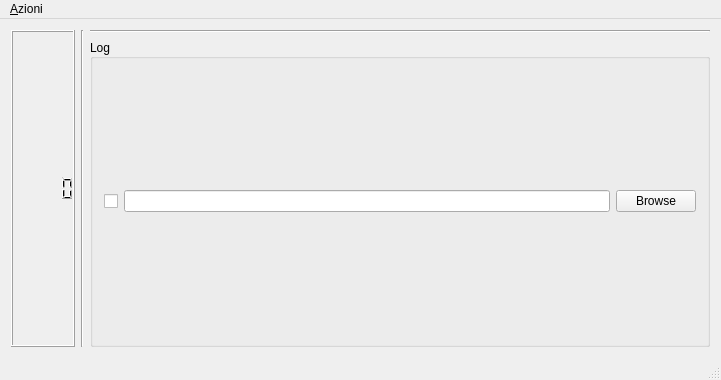
domi4484/poolcontroller, file Application/src/gui/MainWindow.ui: the form before one commit.
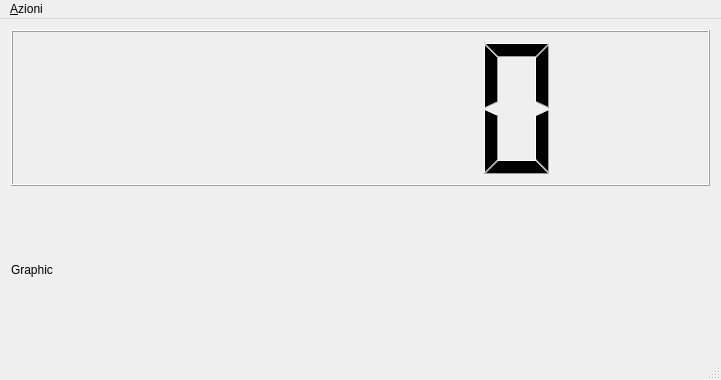
The form after the commit.

What changed in the file:
```diff
--- a/Application/src/gui/MainWindow.ui
+++ b/Application/src/gui/MainWindow.ui
@@ -14,71 +14,17 @@
    <string>Misuratore della caldezza dell'acqua :)</string>
   </property>
   <widget class="QWidget" name="centralWidget">
-   <layout class="QHBoxLayout" name="horizontalLayout_3">
-    <item>
-     <layout class="QHBoxLayout" name="horizontalLayout_6">
-      <item>
-       <layout class="QVBoxLayout" name="verticalLayout_3">
-        <item>
-         <widget class="QLCDNumber" name="lcdNumber"/>
-        </item>
-       </layout>
-      </item>
-     </layout>
+   <layout class="QGridLayout" name="gridLayout">
+    <item row="0" column="0">
+     <widget class="QLCDNumber" name="lcdNumber"/>
     </item>
-    <item>
-     <widget class="Line" name="line">
-      <property name="orientation">
-       <enum>Qt::Vertical</enum>
+    <item row="1" column="0">
+     <widget class="QLabel" name="m_QLabel_Graphic">
+      <property name="text">
+       <string>Graphic</string>
       </property>
      </widget>
     </item>
-    <item>
-     <layout class="QVBoxLayout" name="verticalLayout_4">
-      <item>
-       <widget class="Line" name="line_2">
-        <property name="orientation">
-         <enum>Qt::Horizontal</enum>
-        </property>
-       </widget>
-      </item>
-      <item>
-       <widget class="QGroupBox" name="grp_log">
-        <property name="title">
-         <string>Log</string>
-        </property>
-        <property name="alignment">
-         <set>Qt::AlignLeading|Qt::AlignLeft|Qt::AlignVCenter</set>
-        </property>
-        <property name="flat">
-         <bool>false</bool>
-        </property>
-        <property name="checkable">
-         <bool>false</bool>
-        </property>
-        <layout class="QHBoxLayout" name="horizontalLayout">
-         <item>
-          <widget class="QCheckBox" name="chk_log">
-           <property name="text">
-            <string/>
-           </property>
-          </widget>
-         </item>
-         <item>
-          <widget class="QLineEdit" name="edit_log"/>
-         </item>
-         <item>
-          <widget class="QPushButton" name="btn_browse">
-           <property name="text">
-            <string>Browse</string>
-           </property>
-          </widget>
-         </item>
-        </layout>
-       </widget>
-      </item>
-     </layout>
-    </item>
    </layout>
   </widget>
   <widget class="QMenuBar" name="menuBar">
```
